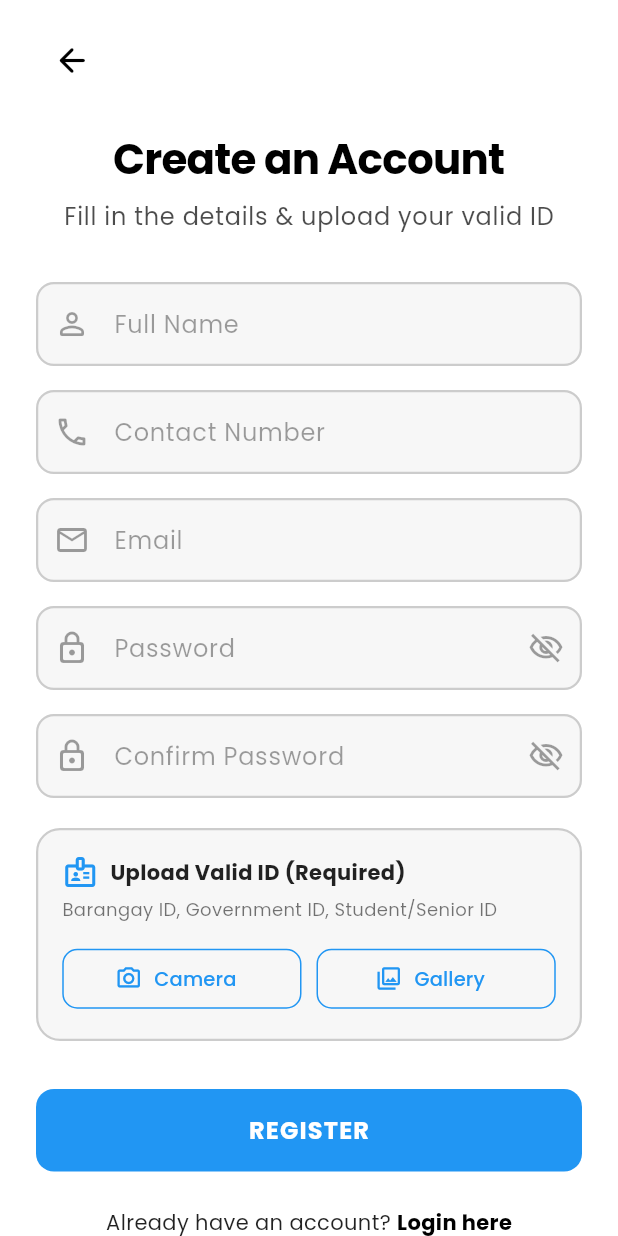
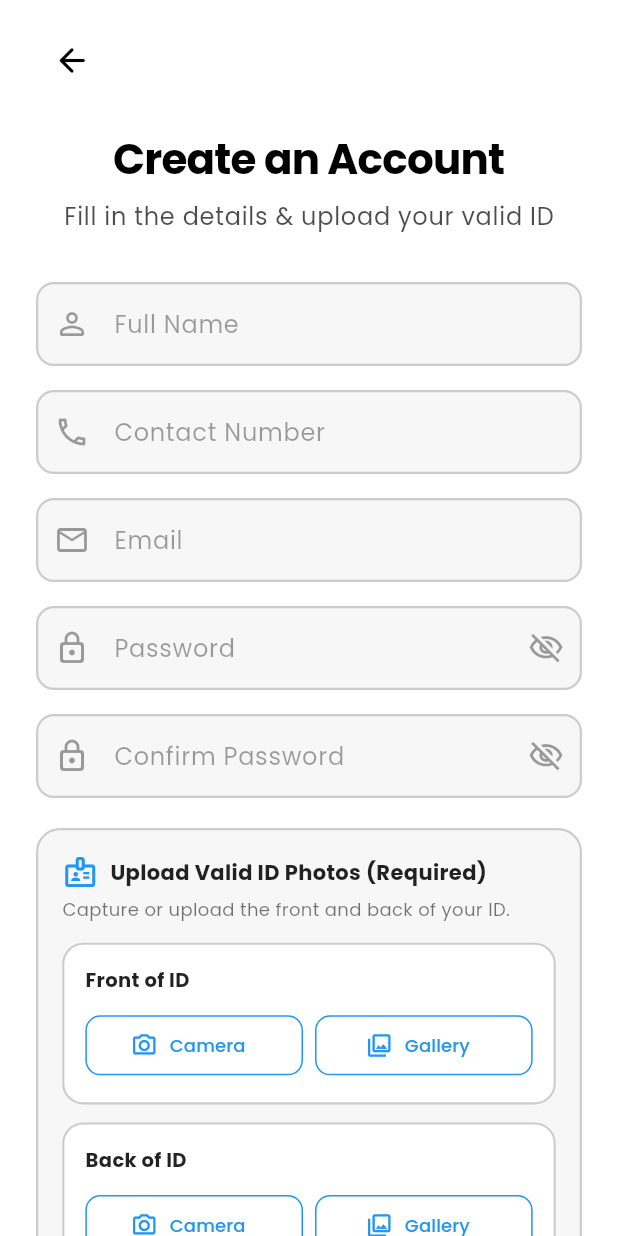
Before and after one commit to miksmikylacute/drainage_mobile, a Flutter app: the screen it shows after launch, after a tap on "Register here", on a phone screen of 412 x 824 dp. Run offline on Flutter 3.47's test engine with Material 3 defaults, Android fonts, the phone set to English and light mode, and no system bars; our stand-ins replace flutter_map, geolocator, google_fonts, image_picker, latlong2, supabase_flutter and 1 more; accounts and stored records are empty.

Commit message:
lgu revisions

```diff
--- a/lib/screens/register_screen.dart
+++ b/lib/screens/register_screen.dart
@@ -24,8 +24,10 @@ class _RegisterScreenState extends State<RegisterScreen> {
   bool _obscurePassword = true;
   bool _obscureConfirmPassword = true;
 
-  XFile? _selectedIdCardMedia;
-  Uint8List? _selectedIdCardBytes;
+  XFile? _selectedIdCardFrontMedia;
+  Uint8List? _selectedIdCardFrontBytes;
+  XFile? _selectedIdCardBackMedia;
+  Uint8List? _selectedIdCardBackBytes;
 
   @override
   void dispose() {
@@ -37,7 +39,7 @@ class _RegisterScreenState extends State<RegisterScreen> {
     super.dispose();
   }
 
-  Future<void> _pickIdCardImage(ImageSource source) async {
+  Future<void> _pickIdCardImage(ImageSource source, {required bool isFront}) async {
     try {
       final picker = ImagePicker();
       final pickedFile = await picker.pickImage(
@@ -48,8 +50,13 @@ class _RegisterScreenState extends State<RegisterScreen> {
       if (pickedFile != null) {
         final bytes = await pickedFile.readAsBytes();
         setState(() {
-          _selectedIdCardMedia = pickedFile;
-          _selectedIdCardBytes = bytes;
+          if (isFront) {
+            _selectedIdCardFrontMedia = pickedFile;
+            _selectedIdCardFrontBytes = bytes;
+          } else {
+            _selectedIdCardBackMedia = pickedFile;
+            _selectedIdCardBackBytes = bytes;
+          }
         });
       }
     } catch (_) {
@@ -66,12 +73,12 @@ class _RegisterScreenState extends State<RegisterScreen> {
 
   Future<void> _handleRegister() async {
     if (_formKey.currentState!.validate()) {
-      if (_selectedIdCardMedia == null) {
+      if (_selectedIdCardFrontMedia == null || _selectedIdCardBackMedia == null) {
         await showAppAlertDialog(
           context: context,
-          title: 'Valid ID Photo Required',
+          title: 'Valid ID Photos Required',
           message:
-              'Please capture or upload a clear photo of your valid ID (Barangay ID, Government ID, Student/Senior ID) to complete registration.',
+              'Please capture or upload clear front and back photos of your valid ID to complete registration.',
           icon: Icons.badge_rounded,
           color: const Color(0xFFEF4444),
         );
@@ -88,7 +95,8 @@ class _RegisterScreenState extends State<RegisterScreen> {
           contactNo: _contactController.text.trim(),
           email: _emailController.text.trim(),
           password: _passwordController.text,
-          idCardMedia: _selectedIdCardMedia!,
+          idCardFrontMedia: _selectedIdCardFrontMedia!,
+          idCardBackMedia: _selectedIdCardBackMedia!,
         );
 
         if (!mounted) return;
@@ -97,7 +105,7 @@ class _RegisterScreenState extends State<RegisterScreen> {
           context: context,
           title: 'Registration Submitted',
           message:
-              'Your registration and valid ID have been submitted to Barangay Soledad admins for verification. You will be able to log in once your account is verified.',
+              'Your registration and valid ID photos have been submitted to Barangay Soledad admins for verification. You can log in to check your dashboard, and reporting will unlock once your account is verified.',
           icon: Icons.verified_user_rounded,
           color: const Color(0xFF22C55E),
         );
@@ -125,6 +133,113 @@ class _RegisterScreenState extends State<RegisterScreen> {
         }
       }
     }
+  }
+
+  Widget _buildIdPickerCard({
+    required String title,
+    required Uint8List? bytes,
+    required VoidCallback onCamera,
+    required VoidCallback onGallery,
+    required VoidCallback onClear,
+  }) {
+    return Container(
+      padding: const EdgeInsets.all(14),
+      decoration: BoxDecoration(
+        color: Colors.white,
+        borderRadius: BorderRadius.circular(14),
+        border: Border.all(
+          color: bytes != null ? const Color(0xFF2196F3) : const Color(0xFFCCCCCC),
+          width: 1.4,
+        ),
+      ),
+      child: Column(
+        crossAxisAlignment: CrossAxisAlignment.start,
+        children: [
+          Text(
+            title,
+            style: GoogleFonts.poppins(
+              fontWeight: FontWeight.bold,
+              fontSize: 13,
+              color: Colors.black87,
+            ),
+          ),
+          const SizedBox(height: 10),
+          if (bytes != null)
+            Stack(
+              children: [
+                ClipRRect(
+                  borderRadius: BorderRadius.circular(12),
+                  child: Image.memory(
+                    bytes,
+                    height: 150,
+                    width: double.infinity,
+                    fit: BoxFit.cover,
+                  ),
+                ),
+                Positioned(
+                  top: 8,
+                  right: 8,
+                  child: GestureDetector(
+                    onTap: onClear,
+                    child: Container(
+                      padding: const EdgeInsets.all(6),
+                      decoration: BoxDecoration(
+                        color: Colors.black.withValues(alpha: 0.64),
+                        shape: BoxShape.circle,
+                      ),
+                      child: const Icon(
+                        Icons.close,
+                        color: Colors.white,
+                        size: 18,
+                      ),
+                    ),
+                  ),
+                ),
+              ],
+            )
+          else
+            Row(
+              children: [
+                Expanded(
+                  child: OutlinedButton.icon(
+                    onPressed: onCamera,
+                    icon: const Icon(Icons.camera_alt_outlined, size: 18),
+                    label: Text(
+                      'Camera',
+                      style: GoogleFonts.poppins(fontSize: 12),
+                    ),
+                    style: OutlinedButton.styleFrom(
+                      foregroundColor: const Color(0xFF2196F3),
+                      side: const BorderSide(color: Color(0xFF2196F3)),
+                      shape: RoundedRectangleBorder(
+                        borderRadius: BorderRadius.circular(10),
+                      ),
+                    ),
+                  ),
+                ),
+                const SizedBox(width: 8),
+                Expanded(
+                  child: OutlinedButton.icon(
+                    onPressed: onGallery,
+                    icon: const Icon(Icons.photo_library_outlined, size: 18),
+                    label: Text(
+                      'Gallery',
+                      style: GoogleFonts.poppins(fontSize: 12),
+                    ),
+                    style: OutlinedButton.styleFrom(
+                      foregroundColor: const Color(0xFF2196F3),
+                      side: const BorderSide(color: Color(0xFF2196F3)),
+                      shape: RoundedRectangleBorder(
+                        borderRadius: BorderRadius.circular(10),
+                      ),
+                    ),
+                  ),
+                ),
+              ],
+            ),
+        ],
+      ),
+    );
   }
 
   @override
@@ -459,14 +574,14 @@ class _RegisterScreenState extends State<RegisterScreen> {
                       ),
                       const SizedBox(height: 20),
 
-                      // Valid ID Attachment Card
                       Container(
                         padding: const EdgeInsets.all(16),
                         decoration: BoxDecoration(
                           color: const Color(0xFFF7F7F7),
                           borderRadius: BorderRadius.circular(16),
                           border: Border.all(
-                            color: _selectedIdCardMedia != null
+                            color: _selectedIdCardFrontMedia != null &&
+                                    _selectedIdCardBackMedia != null
                                 ? const Color(0xFF2196F3)
                                 : const Color(0xFFCCCCCC),
                             width: 1.5,
@@ -483,7 +598,7 @@ class _RegisterScreenState extends State<RegisterScreen> {
                                 ),
                                 const SizedBox(width: 8),
                                 Text(
-                                  'Upload Valid ID (Required)',
+                                  'Upload Valid ID Photos (Required)',
                                   style: GoogleFonts.poppins(
                                     fontWeight: FontWeight.bold,
                                     fontSize: 14,
@@ -494,102 +609,49 @@ class _RegisterScreenState extends State<RegisterScreen> {
                             ),
                             const SizedBox(height: 4),
                             Text(
-                              'Barangay ID, Government ID, Student/Senior ID',
+                              'Capture or upload the front and back of your ID.',
                               style: GoogleFonts.poppins(
                                 fontSize: 12,
                                 color: Colors.black54,
                               ),
                             ),
                             const SizedBox(height: 14),
-                            if (_selectedIdCardBytes != null)
-                              Stack(
-                                children: [
-                                  ClipRRect(
-                                    borderRadius: BorderRadius.circular(12),
-                                    child: Image.memory(
-                                      _selectedIdCardBytes!,
-                                      height: 160,
-                                      width: double.infinity,
-                                      fit: BoxFit.cover,
+                            _buildIdPickerCard(
+                              title: 'Front of ID',
+                              bytes: _selectedIdCardFrontBytes,
+                              onCamera: () => _pickIdCardImage(
+                                ImageSource.camera,
+                                isFront: true,
                               ),
+                              onGallery: () => _pickIdCardImage(
+                                ImageSource.gallery,
+                                isFront: true,
                               ),
-                                  Positioned(
-                                    top: 8,
-                                    right: 8,
-                                    child: GestureDetector(
-                                      onTap: () {
+                              onClear: () {
                                 setState(() {
-                                          _selectedIdCardMedia = null;
-                                          _selectedIdCardBytes = null;
+                                  _selectedIdCardFrontMedia = null;
+                                  _selectedIdCardFrontBytes = null;
                                 });
                               },
-                                      child: Container(
-                                        padding: const EdgeInsets.all(6),
-                                        decoration: BoxDecoration(
-                                          color: Colors.black.withValues(alpha: 0.64),
-                                          shape: BoxShape.circle,
                             ),
-                                        child: const Icon(
-                                          Icons.close,
-                                          color: Colors.white,
-                                          size: 18,
+                            const SizedBox(height: 12),
+                            _buildIdPickerCard(
+                              title: 'Back of ID',
+                              bytes: _selectedIdCardBackBytes,
+                              onCamera: () => _pickIdCardImage(
+                                ImageSource.camera,
+                                isFront: false,
                               ),
+                              onGallery: () => _pickIdCardImage(
+                                ImageSource.gallery,
+                                isFront: false,
                               ),
-                                    ),
-                                  ),
-                                ],
-                              )
-                            else
-                              Row(
-                                children: [
-                                  Expanded(
-                                    child: OutlinedButton.icon(
-                                      onPressed: () =>
-                                          _pickIdCardImage(ImageSource.camera),
-                                      icon: const Icon(
-                                        Icons.camera_alt_outlined,
-                                        size: 18,
-                                      ),
-                                      label: Text(
-                                        'Camera',
-                                        style: GoogleFonts.poppins(fontSize: 13),
-                                      ),
-                                      style: OutlinedButton.styleFrom(
-                                        foregroundColor: const Color(0xFF2196F3),
-                                        side: const BorderSide(
-                                          color: Color(0xFF2196F3),
-                                        ),
-                                        shape: RoundedRectangleBorder(
-                                          borderRadius: BorderRadius.circular(10),
-                                        ),
-                                      ),
-                                    ),
-                                  ),
-                                  const SizedBox(width: 10),
-                                  Expanded(
-                                    child: OutlinedButton.icon(
-                                      onPressed: () =>
-                                          _pickIdCardImage(ImageSource.gallery),
-                                      icon: const Icon(
-                                        Icons.photo_library_outlined,
-                                        size: 18,
-                                      ),
-                                      label: Text(
-                                        'Gallery',
-                                        style: GoogleFonts.poppins(fontSize: 13),
-                                      ),
-                                      style: OutlinedButton.styleFrom(
-                                        foregroundColor: const Color(0xFF2196F3),
-                                        side: const BorderSide(
-                                          color: Color(0xFF2196F3),
-                                        ),
-                                        shape: RoundedRectangleBorder(
-                                          borderRadius: BorderRadius.circular(10),
-                                        ),
-                                      ),
-                                    ),
-                                  ),
-                                ],
+                              onClear: () {
+                                setState(() {
+                                  _selectedIdCardBackMedia = null;
+                                  _selectedIdCardBackBytes = null;
+                                });
+                              },
                             ),
                           ],
                         ),
--- a/lib/services/app_service.dart
+++ b/lib/services/app_service.dart
@@ -50,6 +50,35 @@ class AppNotification {
       message: '${data['message'] ?? ''}',
       createdAt: DateTime.tryParse('${createdAtValue ?? ''}') ?? DateTime.now(),
       isRead: data['is_read'] == true,
+    );
+  }
+}
+
+class Hotline {
+  final String id;
+  final String name;
+  final String phoneNumber;
+  final String description;
+  final String category;
+  final bool isActive;
+
+  const Hotline({
+    required this.id,
+    required this.name,
+    required this.phoneNumber,
+    required this.description,
+    required this.category,
+    required this.isActive,
+  });
+
+  factory Hotline.fromSupabase(Map<String, dynamic> data) {
+    return Hotline(
+      id: '${data['id']}',
+      name: '${data['name'] ?? 'Hotline'}',
+      phoneNumber: '${data['phone_number'] ?? ''}',
+      description: '${data['description'] ?? ''}',
+      category: '${data['category'] ?? ''}',
+      isActive: data['is_active'] != false,
     );
   }
 }
@@ -179,11 +208,11 @@ class AppService {
     }
 
     if (message.contains('bucket not found') || message.contains('storage')) {
-      return 'Storage setup required: The resident-ids bucket is missing in Supabase. Please execute migration 0011_resident_id_verification.sql in your Supabase SQL editor.';
+      return 'Storage setup required: The resident-ids bucket is missing in Supabase. Please execute migrations 0011 and 0012 in your Supabase SQL editor.';
     }
 
     if (message.contains('row-level security') || message.contains('policy')) {
-      return 'Database policy update required: Please execute migration 0011_resident_id_verification.sql in your Supabase SQL editor.';
+      return 'Database policy update required: Please execute migrations 0011 and 0012 in your Supabase SQL editor.';
     }
 
     final rawErr = error.toString().replaceFirst('Exception: ', '').trim();
@@ -284,7 +313,8 @@ class AppService {
     required String contactNo,
     required String email,
     required String password,
-    required XFile idCardMedia,
+    required XFile idCardFrontMedia,
+    required XFile idCardBackMedia,
   }) async {
     final response = await _client.auth.signUp(
       email: email.trim(),
@@ -311,28 +341,14 @@ class AppService {
       } catch (_) {}
     }
 
-    final fileExtension = idCardMedia.name.split('.').last.toLowerCase();
-    final ext = fileExtension.isEmpty ? 'jpg' : fileExtension;
-    final path = '${user.id}/id_card_${DateTime.now().millisecondsSinceEpoch}.$ext';
-    final bytes = await idCardMedia.readAsBytes();
-
-    final mimeType = ext == 'png'
-        ? 'image/png'
-        : ext == 'webp'
-            ? 'image/webp'
-            : 'image/jpeg';
-
-    String publicUrl = '';
+    String frontUrl = '';
+    String backUrl = '';
     try {
-      await _client.storage.from('resident-ids').uploadBinary(
-        path,
-        bytes,
-        fileOptions: FileOptions(upsert: true, contentType: mimeType),
-      );
-      publicUrl = _client.storage.from('resident-ids').getPublicUrl(path);
+      frontUrl = await _uploadResidentIdMedia(idCardFrontMedia, 'front');
+      backUrl = await _uploadResidentIdMedia(idCardBackMedia, 'back');
     } catch (storageError) {
       throw Exception(
-        'ID Photo Upload Failed: Storage bucket "resident-ids" does not exist or permission denied. Please run migration 0011_resident_id_verification.sql in your Supabase SQL Editor. ($storageError)',
+        'ID Photo Upload Failed: Storage bucket "resident-ids" does not exist or permission denied. Please run migrations 0011 and 0012 in your Supabase SQL Editor. ($storageError)',
       );
     }
 
@@ -342,18 +358,47 @@ class AppService {
         'email': email.trim(),
         'fullname': name.trim(),
         'phone': contactNo.trim(),
-        'id_card_url': publicUrl,
+        'id_card_url': frontUrl,
+        'id_card_front_url': frontUrl,
+        'id_card_back_url': backUrl,
         'role': 'resident',
         'status': 'Pending',
       });
     } catch (dbError) {
       throw Exception(
-        'Database update failed: Please run migration 0011_resident_id_verification.sql in your Supabase SQL Editor. ($dbError)',
+        'Database update failed: Please run migrations 0011 and 0012 in your Supabase SQL Editor. ($dbError)',
       );
     }
 
     await _client.auth.signOut();
     _currentUser = null;
+  }
+
+  static Future<String> _uploadResidentIdMedia(XFile media, String side) async {
+    final user = _client.auth.currentUser;
+    if (user == null) throw Exception('No authenticated user.');
+
+    final rawExtension = media.name.split('.').last.toLowerCase();
+    final extension = ['jpg', 'jpeg', 'png', 'webp'].contains(rawExtension)
+        ? rawExtension
+        : 'jpg';
+    final path =
+        '${user.id}/${side}_${DateTime.now().millisecondsSinceEpoch}.$extension';
+    final bytes = await media.readAsBytes();
+
+    final mimeType = extension == 'png'
+        ? 'image/png'
+        : extension == 'webp'
+            ? 'image/webp'
+            : 'image/jpeg';
+
+    await _client.storage.from('resident-ids').uploadBinary(
+          path,
+          bytes,
+          fileOptions: FileOptions(upsert: true, contentType: mimeType),
+        );
+
+    return _client.storage.from('resident-ids').getPublicUrl(path);
   }
 
   static Future<void> signOut() async {
@@ -708,6 +753,22 @@ class AppService {
     return (rows as List<dynamic>).length;
   }
 
+  static Future<List<Hotline>> fetchHotlines() async {
+    final user = _currentUser;
+    if (user == null) return [];
+
+    final rows = await _client
+        .from('hotlines')
+        .select('id,name,phone_number,description,category,is_active,sort_order')
+        .eq('is_active', true)
+        .order('sort_order', ascending: true)
+        .order('name', ascending: true);
+
+    return (rows as List<dynamic>)
+        .map((row) => Hotline.fromSupabase(row as Map<String, dynamic>))
+        .toList();
+  }
+
   static RealtimeChannel? subscribeToNotificationChanges(
     void Function() onChange,
   ) {
@@ -773,6 +834,23 @@ class AppService {
     return channel;
   }
 
+  static RealtimeChannel? subscribeToHotlineChanges(void Function() onChange) {
+    final user = _currentUser;
+    if (user == null) return null;
+
+    final channel = _client
+        .channel('resident-hotlines-${user.id}')
+        .onPostgresChanges(
+          event: PostgresChangeEvent.all,
+          schema: 'public',
+          table: 'hotlines',
+          callback: (_) => onChange(),
+        )
+        .subscribe();
+
+    return channel;
+  }
+
   static Future<void> unsubscribeFromRealtime(RealtimeChannel? channel) async {
     if (channel == null) return;
     await _client.removeChannel(channel);
```
Also changed, not shown: lib/screens/home_screen.dart (+112 -0 lines), lib/screens/hotline_screen.dart (added, +234 -0 lines). Lines whose indentation alone changed are shown as unchanged.
